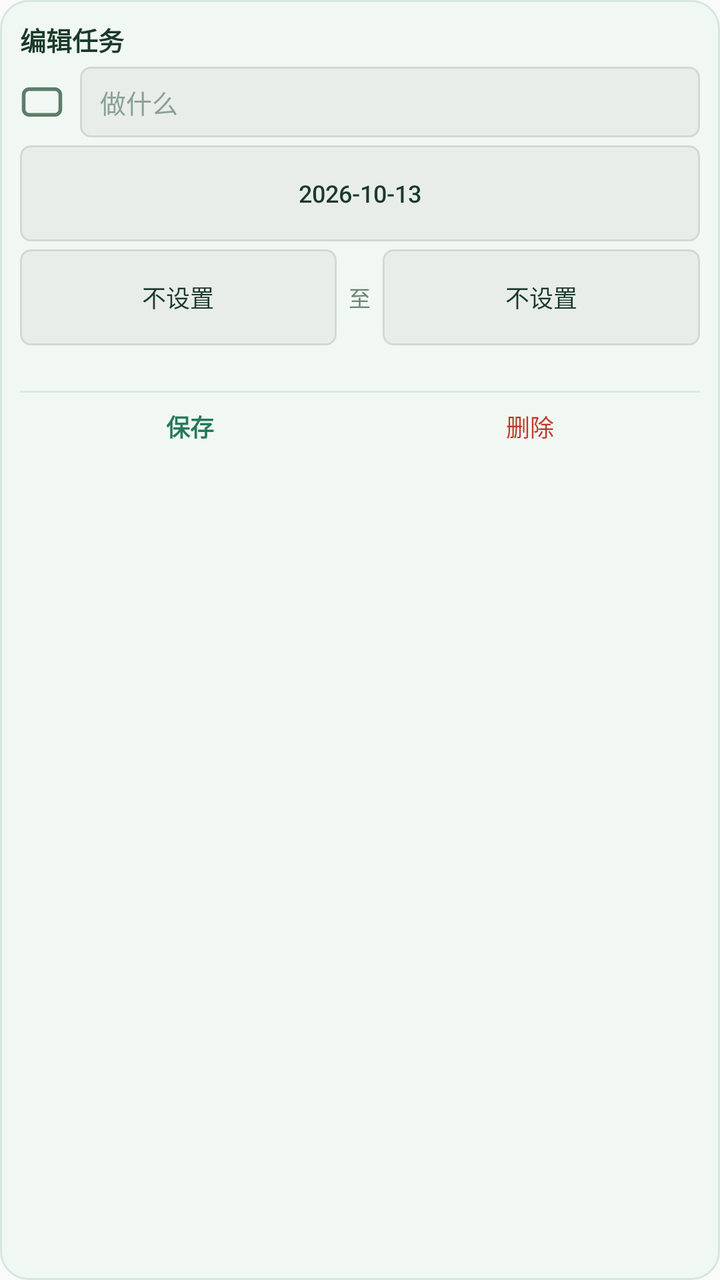
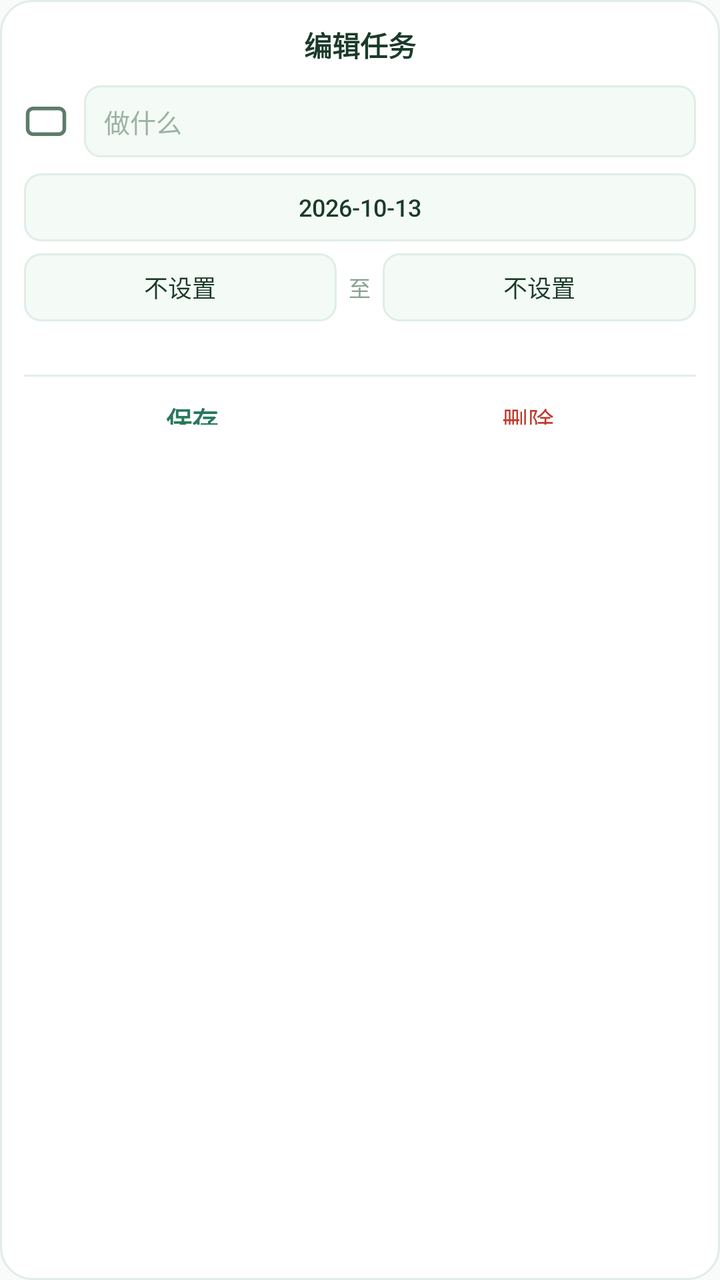

The first picture is an Android layout as it rendered before a commit; the second is the same layout after the commit. The layout source and the unified diff follow.
<!-- AndroidManifest.xml: application theme AppTheme -->
<!-- res/layout/dialog_task.xml -->
<?xml version="1.0" encoding="utf-8"?>
<LinearLayout xmlns:android="http://schemas.android.com/apk/res/android"
    android:layout_width="232dp"
    android:layout_height="wrap_content"
    android:background="@drawable/dialog_bg"
    android:orientation="vertical"
    android:padding="10dp">

    <TextView
        android:id="@+id/d_head"
        android:layout_width="match_parent"
        android:layout_height="wrap_content"
        android:layout_marginBottom="4dp"
        android:text="编辑任务"
        android:textColor="#1B3A2A"
        android:textSize="13sp"
        android:textStyle="bold" />

    
    <LinearLayout
        android:layout_width="match_parent"
        android:layout_height="wrap_content"
        android:gravity="center_vertical"
        android:orientation="horizontal">

        <CheckBox
            android:id="@+id/d_done"
            android:layout_width="22dp"
            android:layout_height="22dp"
            android:layout_marginRight="8dp"
            android:button="@drawable/checkbox_done"
            android:text="" />

        <EditText
            android:id="@+id/d_title"
            android:layout_width="0dp"
            android:layout_height="wrap_content"
            android:layout_weight="1"
            android:background="@drawable/widget_habit_bg"
            android:hint="做什么"
            android:inputType="text"
            android:paddingLeft="10dp"
            android:paddingTop="8dp"
            android:paddingBottom="8dp"
            android:textColor="#1B3A2A"
            android:textColorHint="#8AA294"
            android:textSize="13sp" />
    </LinearLayout>

    
    <Button
        android:id="@+id/d_date"
        style="?android:attr/borderlessButtonStyle"
        android:layout_width="match_parent"
        android:layout_height="wrap_content"
        android:layout_marginTop="4dp"
        android:background="@drawable/widget_habit_bg"
        android:text="2026-10-13"
        android:textColor="#1B3A2A"
        android:textSize="12sp" />

    
    <LinearLayout
        android:layout_width="match_parent"
        android:layout_height="wrap_content"
        android:layout_marginTop="4dp"
        android:gravity="center_vertical"
        android:orientation="horizontal">

        <Button
            android:id="@+id/d_start"
            style="?android:attr/borderlessButtonStyle"
            android:layout_width="0dp"
            android:layout_height="wrap_content"
            android:layout_weight="1"
            android:background="@drawable/widget_habit_bg"
            android:text="不设置"
            android:textColor="#1B3A2A"
            android:textSize="12sp" />

        <TextView
            android:layout_width="wrap_content"
            android:layout_height="wrap_content"
            android:layout_marginLeft="6dp"
            android:layout_marginRight="6dp"
            android:text="至"
            android:textColor="#6B8574"
            android:textSize="11sp" />

        <Button
            android:id="@+id/d_end"
            style="?android:attr/borderlessButtonStyle"
            android:layout_width="0dp"
            android:layout_height="wrap_content"
            android:layout_weight="1"
            android:background="@drawable/widget_habit_bg"
            android:text="不设置"
            android:textColor="#1B3A2A"
            android:textSize="12sp" />
    </LinearLayout>

    <TextView
        android:id="@+id/d_durhint"
        android:layout_width="match_parent"
        android:layout_height="wrap_content"
        android:layout_marginTop="3dp"
        android:textColor="#8AA294"
        android:textSize="10sp" />

    <TextView
        android:layout_width="match_parent"
        android:layout_height="1dp"
        android:layout_marginTop="6dp"
        android:layout_marginBottom="4dp"
        android:background="#DCE9DF"
        android:text="" />

    
    <LinearLayout
        android:layout_width="match_parent"
        android:layout_height="wrap_content"
        android:orientation="horizontal">

        <Button
            android:id="@+id/d_save"
            style="?android:attr/borderlessButtonStyle"
            android:layout_width="0dp"
            android:layout_height="wrap_content"
            android:layout_weight="1"
            android:minWidth="0dp"
            android:minHeight="0dp"
            android:includeFontPadding="false"
            android:paddingTop="4dp"
            android:paddingBottom="4dp"
            android:text="保存"
            android:textColor="#27795A"
            android:textSize="12sp"
            android:textStyle="bold" />

        <Button
            android:id="@+id/d_delete"
            style="?android:attr/borderlessButtonStyle"
            android:layout_width="0dp"
            android:layout_height="wrap_content"
            android:layout_weight="1"
            android:minWidth="0dp"
            android:minHeight="0dp"
            android:includeFontPadding="false"
            android:paddingTop="4dp"
            android:paddingBottom="4dp"
            android:text="删除"
            android:textColor="#C0392B"
            android:textSize="12sp" />
    </LinearLayout>
</LinearLayout>
<!-- resources referenced by this layout -->
<resources>
  <!-- drawable checkbox_done (drawable) -->
  <selector xmlns:android="http://schemas.android.com/apk/res/android">
      <item android:state_checked="true" android:drawable="@drawable/ic_check_on" />
      <item android:drawable="@drawable/ic_check_off" />
  </selector>
  <!-- drawable dialog_bg (drawable) -->
  <?xml version="1.0" encoding="utf-8"?>
  <shape xmlns:android="http://schemas.android.com/apk/res/android"
      android:shape="rectangle">
      <solid android:color="#F1F8F3" />
      <corners android:radius="14dp" />
      <stroke android:width="1dp" android:color="#D5E7DA" />
  </shape>
  <!-- drawable widget_habit_bg (drawable) -->
  <?xml version="1.0" encoding="utf-8"?>
  <shape xmlns:android="http://schemas.android.com/apk/res/android"
      android:shape="rectangle">
      <solid android:color="#E9EDEA" />
      <corners android:radius="5dp" />
      <stroke android:width="1dp" android:color="#D2D9D5" />
  </shape>
  <style name="AppTheme" parent="Theme.AppCompat.Light.DarkActionBar">
          
          <item name="colorPrimary">@color/colorPrimary</item>
          <item name="colorPrimaryDark">@color/colorPrimaryDark</item>
          <item name="colorAccent">@color/colorAccent</item>
      </style>
  <!-- drawable ic_check_on (drawable) -->
  <vector xmlns:android="http://schemas.android.com/apk/res/android"
      android:width="22dp"
      android:height="22dp"
      android:viewportWidth="24"
      android:viewportHeight="24">
      
      <path
          android:fillColor="#27795A"
          android:pathData="M5,5 h14 a3,3 0 0 1 3,3 v8 a3,3 0 0 1 -3,3 h-14 a3,3 0 0 1 -3,-3 v-8 a3,3 0 0 1 3,-3 z" />
      <path
          android:fillColor="#00000000"
          android:strokeColor="#FFFFFF"
          android:strokeWidth="2.4"
          android:strokeLineCap="round"
          android:strokeLineJoin="round"
          android:pathData="M8,12.5 l3,3 l5,-6" />
  </vector>
  <!-- drawable ic_check_off (drawable) -->
  <vector xmlns:android="http://schemas.android.com/apk/res/android"
      android:width="22dp"
      android:height="22dp"
      android:viewportWidth="24"
      android:viewportHeight="24">
      
      <path
          android:fillColor="#00000000"
          android:strokeColor="#5E7C6A"
          android:strokeWidth="2"
          android:strokeLineJoin="round"
          android:pathData="M5,5 h14 a3,3 0 0 1 3,3 v8 a3,3 0 0 1 -3,3 h-14 a3,3 0 0 1 -3,-3 v-8 a3,3 0 0 1 3,-3 z" />
  </vector>
</resources>

<!-- the commit's change to res/layout/dialog_task.xml (unified diff, before → after) -->
@@ -1,49 +1,52 @@
 <?xml version="1.0" encoding="utf-8"?>
 <LinearLayout xmlns:android="http://schemas.android.com/apk/res/android"
-    android:layout_width="232dp"
+    android:layout_width="260dp"
     android:layout_height="wrap_content"
     android:background="@drawable/dialog_bg"
     android:orientation="vertical"
-    android:padding="10dp">
+    android:padding="12dp">
 
+    
     <TextView
         android:id="@+id/d_head"
         android:layout_width="match_parent"
         android:layout_height="wrap_content"
-        android:layout_marginBottom="4dp"
+        android:gravity="center"
         android:text="编辑任务"
         android:textColor="#1B3A2A"
-        android:textSize="13sp"
+        android:textSize="14sp"
         android:textStyle="bold" />
 
     
     <LinearLayout
         android:layout_width="match_parent"
         android:layout_height="wrap_content"
+        android:layout_marginTop="10dp"
         android:gravity="center_vertical"
         android:orientation="horizontal">
 
-        <CheckBox
+        
+        <ImageView
             android:id="@+id/d_done"
             android:layout_width="22dp"
             android:layout_height="22dp"
             android:layout_marginRight="8dp"
-            android:button="@drawable/checkbox_done"
-            android:text="" />
+            android:contentDescription="标记完成"
+            android:src="@drawable/ic_check_off" />
 
         <EditText
             android:id="@+id/d_title"
             android:layout_width="0dp"
-            android:layout_height="wrap_content"
+            android:layout_height="36dp"
             android:layout_weight="1"
-            android:background="@drawable/widget_habit_bg"
+            android:background="@drawable/dialog_field"
+            android:gravity="center_vertical"
             android:hint="做什么"
             android:inputType="text"
             android:paddingLeft="10dp"
-            android:paddingTop="8dp"
-            android:paddingBottom="8dp"
+            android:paddingRight="10dp"
             android:textColor="#1B3A2A"
-            android:textColorHint="#8AA294"
+            android:textColorHint="#9BB3A5"
             android:textSize="13sp" />
     </LinearLayout>
 
@@ -52,9 +55,13 @@
         android:id="@+id/d_date"
         style="?android:attr/borderlessButtonStyle"
         android:layout_width="match_parent"
-        android:layout_height="wrap_content"
-        android:layout_marginTop="4dp"
-        android:background="@drawable/widget_habit_bg"
+        android:layout_height="34dp"
+        android:layout_marginTop="8dp"
+        android:background="@drawable/dialog_field"
+        android:minHeight="0dp"
+        android:minWidth="0dp"
+        android:paddingLeft="10dp"
+        android:paddingRight="10dp"
         android:text="2026-10-13"
         android:textColor="#1B3A2A"
         android:textSize="12sp" />
@@ -62,38 +69,46 @@
     
     <LinearLayout
         android:layout_width="match_parent"
-        android:layout_height="wrap_content"
-        android:layout_marginTop="4dp"
-        android:gravity="center_vertical"
+        android:layout_height="34dp"
+        android:layout_marginTop="6dp"
         android:orientation="horizontal">
 
         <Button
             android:id="@+id/d_start"
             style="?android:attr/borderlessButtonStyle"
             android:layout_width="0dp"
-            android:layout_height="wrap_content"
+            android:layout_height="match_parent"
             android:layout_weight="1"
-            android:background="@drawable/widget_habit_bg"
+            android:background="@drawable/dialog_field"
+            android:minHeight="0dp"
+            android:minWidth="0dp"
+            android:paddingLeft="8dp"
+            android:paddingRight="8dp"
             android:text="不设置"
             android:textColor="#1B3A2A"
             android:textSize="12sp" />
 
         <TextView
             android:layout_width="wrap_content"
-            android:layout_height="wrap_content"
+            android:layout_height="match_parent"
             android:layout_marginLeft="6dp"
             android:layout_marginRight="6dp"
+            android:gravity="center"
             android:text="至"
-            android:textColor="#6B8574"
+            android:textColor="#8AA294"
             android:textSize="11sp" />
 
         <Button
             android:id="@+id/d_end"
             style="?android:attr/borderlessButtonStyle"
             android:layout_width="0dp"
-            android:layout_height="wrap_content"
+            android:layout_height="match_parent"
             android:layout_weight="1"
-            android:background="@drawable/widget_habit_bg"
+            android:background="@drawable/dialog_field"
+            android:minHeight="0dp"
+            android:minWidth="0dp"
+            android:paddingLeft="8dp"
+            android:paddingRight="8dp"
             android:text="不设置"
             android:textColor="#1B3A2A"
             android:textSize="12sp" />
@@ -103,16 +118,16 @@
         android:id="@+id/d_durhint"
         android:layout_width="match_parent"
         android:layout_height="wrap_content"
-        android:layout_marginTop="3dp"
+        android:layout_marginTop="5dp"
         android:textColor="#8AA294"
         android:textSize="10sp" />
 
     <TextView
         android:layout_width="match_parent"
         android:layout_height="1dp"
-        android:layout_marginTop="6dp"
-        android:layout_marginBottom="4dp"
-        android:background="#DCE9DF"
+        android:layout_marginTop="8dp"
+        android:layout_marginBottom="2dp"
+        android:background="#E4EFE8"
         android:text="" />
 
     
@@ -125,31 +140,27 @@
             android:id="@+id/d_save"
             style="?android:attr/borderlessButtonStyle"
             android:layout_width="0dp"
-            android:layout_height="wrap_content"
+            android:layout_height="32dp"
             android:layout_weight="1"
+            android:includeFontPadding="false"
+            android:minHeight="0dp"
             android:minWidth="0dp"
-            android:minHeight="0dp"
-            android:includeFontPadding="false"
-            android:paddingTop="4dp"
-            android:paddingBottom="4dp"
             android:text="保存"
             android:textColor="#27795A"
-            android:textSize="12sp"
+            android:textSize="13sp"
             android:textStyle="bold" />
 
         <Button
             android:id="@+id/d_delete"
             style="?android:attr/borderlessButtonStyle"
             android:layout_width="0dp"
-            android:layout_height="wrap_content"
+            android:layout_height="32dp"
             android:layout_weight="1"
+            android:includeFontPadding="false"
+            android:minHeight="0dp"
             android:minWidth="0dp"
-            android:minHeight="0dp"
-            android:includeFontPadding="false"
-            android:paddingTop="4dp"
-            android:paddingBottom="4dp"
             android:text="删除"
             android:textColor="#C0392B"
-            android:textSize="12sp" />
+            android:textSize="13sp" />
     </LinearLayout>
 </LinearLayout>
<!-- resource entries referenced after the edit -->
@@ -1,25 +1,22 @@
 <!-- resources referenced by this layout -->
 <resources>
-  <!-- drawable checkbox_done (drawable) -->
-  <selector xmlns:android="http://schemas.android.com/apk/res/android">
-      <item android:state_checked="true" android:drawable="@drawable/ic_check_on" />
-      <item android:drawable="@drawable/ic_check_off" />
-  </selector>
   <!-- drawable dialog_bg (drawable) -->
   <?xml version="1.0" encoding="utf-8"?>
   <shape xmlns:android="http://schemas.android.com/apk/res/android"
       android:shape="rectangle">
-      <solid android:color="#F1F8F3" />
-      <corners android:radius="14dp" />
-      <stroke android:width="1dp" android:color="#D5E7DA" />
+      <solid android:color="#FFFFFF" />
+      <corners android:radius="16dp" />
+      <stroke android:width="1dp" android:color="#DFEEE5" />
   </shape>
-  <!-- drawable widget_habit_bg (drawable) -->
+  <!-- drawable dialog_field (drawable) -->
   <?xml version="1.0" encoding="utf-8"?>
   <shape xmlns:android="http://schemas.android.com/apk/res/android"
       android:shape="rectangle">
-      <solid android:color="#E9EDEA" />
-      <corners android:radius="5dp" />
-      <stroke android:width="1dp" android:color="#D2D9D5" />
+      <solid android:color="@color/dialogField" />
+      <corners android:radius="8dp" />
+      <stroke
+          android:width="1dp"
+          android:color="#DFEEE5" />
   </shape>
   <style name="AppTheme" parent="Theme.AppCompat.Light.DarkActionBar">
           
@@ -27,24 +24,7 @@
           <item name="colorPrimaryDark">@color/colorPrimaryDark</item>
           <item name="colorAccent">@color/colorAccent</item>
       </style>
-  <!-- drawable ic_check_on (drawable) -->
-  <vector xmlns:android="http://schemas.android.com/apk/res/android"
-      android:width="22dp"
-      android:height="22dp"
-      android:viewportWidth="24"
-      android:viewportHeight="24">
-      
-      <path
-          android:fillColor="#27795A"
-          android:pathData="M5,5 h14 a3,3 0 0 1 3,3 v8 a3,3 0 0 1 -3,3 h-14 a3,3 0 0 1 -3,-3 v-8 a3,3 0 0 1 3,-3 z" />
-      <path
-          android:fillColor="#00000000"
-          android:strokeColor="#FFFFFF"
-          android:strokeWidth="2.4"
-          android:strokeLineCap="round"
-          android:strokeLineJoin="round"
-          android:pathData="M8,12.5 l3,3 l5,-6" />
-  </vector>
+  <color name="dialogField">#F4FAF6</color>
   <!-- drawable ic_check_off (drawable) -->
   <vector xmlns:android="http://schemas.android.com/apk/res/android"
       android:width="22dp"
